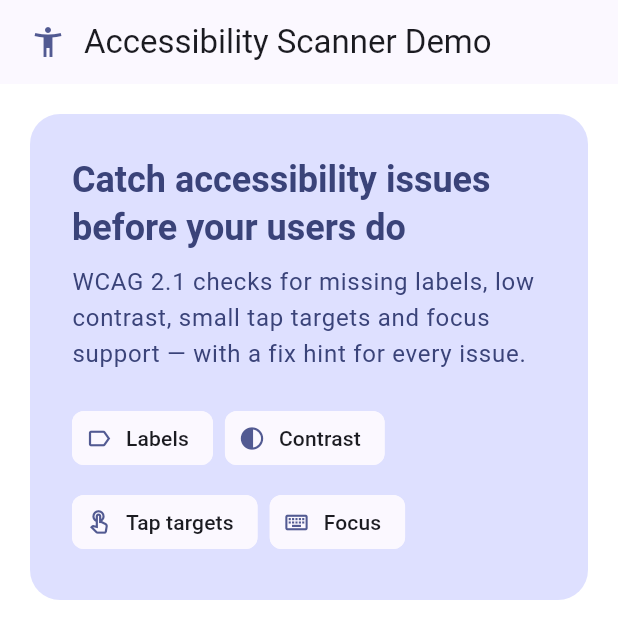
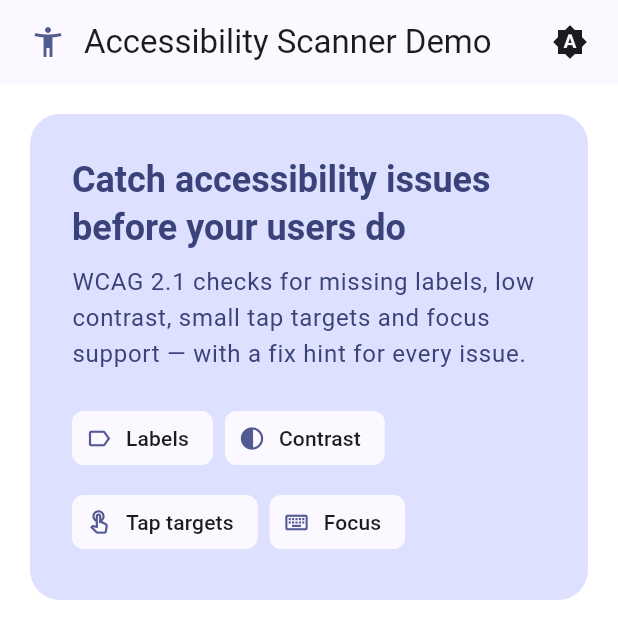
Before and after one commit to guru-prasath-j/flutter_accessibility_scanner, a Flutter app: the screen it shows after launch, on a phone screen of 412 x 824 dp, the top half of it. Run offline on Flutter 3.47's test engine with Material 3 defaults, Android fonts, the phone set to English and light mode, and no system bars.

Commit message:
Example: add light/dark theme toggle
App bar button cycles System -> Light -> Dark, with a tooltip so it
is labelled for screen readers. Includes a widget test for the cycle.

Co-Authored-By: Claude Opus 5.5 <noreply@anthropic.com>

```diff
--- a/example/lib/main.dart
+++ b/example/lib/main.dart
@@ -7,9 +7,16 @@ void main() {
 
 /// Demo app. The floating accessibility button (debug builds) scans the
 /// current screen and outlines every issue it finds.
-class MyApp extends StatelessWidget {
+class MyApp extends StatefulWidget {
   /// Creates the demo app.
   const MyApp({super.key});
+
+  @override
+  State<MyApp> createState() => _MyAppState();
+}
+
+class _MyAppState extends State<MyApp> {
+  ThemeMode _themeMode = ThemeMode.system;
 
   static ThemeData _theme(Brightness brightness) {
     final scheme = ColorScheme.fromSeed(
@@ -57,11 +64,15 @@ class MyApp extends StatelessWidget {
       debugShowCheckedModeBanner: false,
       theme: _theme(Brightness.light),
       darkTheme: _theme(Brightness.dark),
+      themeMode: _themeMode,
       builder: (context, child) => AccessibilityScannerWidget(
         onReport: (report) => debugPrint(report.summary),
         child: child!,
       ),
-      home: const MyHomePage(),
+      home: MyHomePage(
+        themeMode: _themeMode,
+        onThemeModeChanged: (mode) => setState(() => _themeMode = mode),
+      ),
     );
   }
 }
@@ -69,7 +80,18 @@ class MyApp extends StatelessWidget {
 /// A page with deliberately good and bad examples side by side.
 class MyHomePage extends StatefulWidget {
   /// Creates the page.
-  const MyHomePage({super.key});
+  const MyHomePage({
+    super.key,
+    this.themeMode = ThemeMode.system,
+    this.onThemeModeChanged,
+  });
+
+  /// The app's current theme mode, shown by the theme toggle.
+  final ThemeMode themeMode;
+
+  /// Called when the user picks another theme mode. The toggle is hidden
+  /// when this is null.
+  final ValueChanged<ThemeMode>? onThemeModeChanged;
 
   @override
   State<MyHomePage> createState() => _MyHomePageState();
@@ -92,6 +114,14 @@ class _MyHomePageState extends State<MyHomePage> {
             const Text('Accessibility Scanner Demo'),
           ],
         ),
+        actions: [
+          if (widget.onThemeModeChanged != null)
+            _ThemeToggle(
+              mode: widget.themeMode,
+              onChanged: widget.onThemeModeChanged!,
+            ),
+          const SizedBox(width: 8),
+        ],
       ),
       // A non-lazy scroll view so every example is built (and scanned), not
       // just the ones currently on screen.
@@ -204,6 +234,29 @@ class _MyHomePageState extends State<MyHomePage> {
       _scanning = false;
     });
     _showSnackBar('Scan complete: ${report.totalIssues} issues found');
+  }
+}
+
+/// Cycles System → Light → Dark. Each option has an icon and a tooltip, so
+/// the button is labelled for screen readers too.
+class _ThemeToggle extends StatelessWidget {
+  const _ThemeToggle({required this.mode, required this.onChanged});
+
+  final ThemeMode mode;
+  final ValueChanged<ThemeMode> onChanged;
+
+  @override
+  Widget build(BuildContext context) {
+    final (icon, label, next) = switch (mode) {
+      ThemeMode.system => (Icons.brightness_auto, 'System', ThemeMode.light),
+      ThemeMode.light => (Icons.light_mode, 'Light', ThemeMode.dark),
+      ThemeMode.dark => (Icons.dark_mode, 'Dark', ThemeMode.system),
+    };
+    return IconButton(
+      icon: Icon(icon),
+      tooltip: 'Theme: $label (tap to change)',
+      onPressed: () => onChanged(next),
+    );
   }
 }
 
```
Also changed, not shown: 1 other file.
